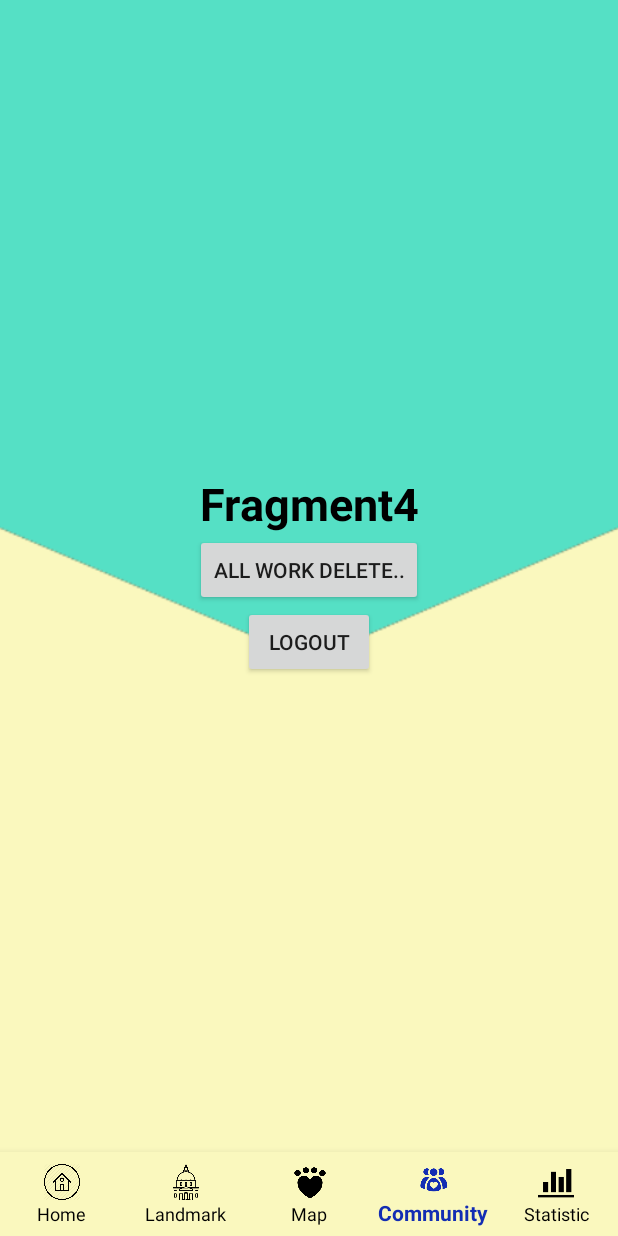
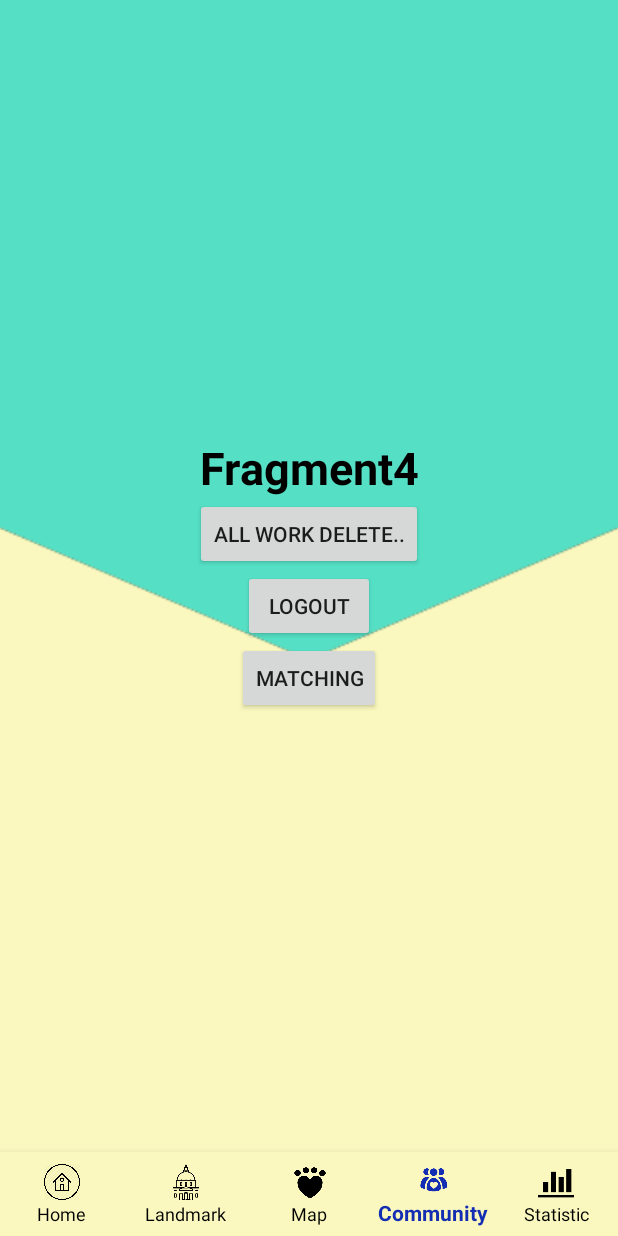
Before and after one commit to goo-gy/lovidence, an Android app: the MainActivity screen opened directly, with no data from a screen before it, item 4 of the bottom bar chosen, on a phone screen of 412 x 824 dp. Run offline under Robolectric (Android 15) with nearby library versions, the phone set to English and light mode, and no system bars; libraries missing offline, so code that uses them is left out: com.github.mikephil.charting, net.daum.mf.

Commit message:
매칭 register에서 하도록 추가, fragment4에서도 매칭할수있음. 등록시 바로 로그인되도록.

```diff
--- a/lovidence/app/src/main/java/com/example/lovidence/fragments/Menu4Fragment.java
+++ b/lovidence/app/src/main/java/com/example/lovidence/fragments/Menu4Fragment.java
@@ -27,17 +27,21 @@ import java.util.Calendar;
 
 public class Menu4Fragment extends Fragment {
     ViewGroup viewGroup;
+    Context menu4_context;
     Button button1;
     Button logoutBtn;
+    Button mathingBtn;
     WorkManager workManager;
 
 
     @Nullable
     @Override
     public View onCreateView(@NonNull LayoutInflater inflater, @Nullable ViewGroup container, @Nullable Bundle savedInstanceState) {
+        menu4_context = getActivity();
         viewGroup = (ViewGroup) inflater.inflate(R.layout.fragment_menu4, container, false);
         button1 = (Button)viewGroup.findViewById(R.id.btn1);
         logoutBtn = (Button)viewGroup.findViewById(R.id.logout);
+        mathingBtn = (Button)viewGroup.findViewById(R.id.mtBtn);
         //예약된 work 모두삭제
         button1.setOnClickListener(new View.OnClickListener() {
             @Override
@@ -66,6 +70,14 @@ public class Menu4Fragment extends Fragment {
                 getActivity().finish();
             }
         });
+        mathingBtn.setOnClickListener(new View.OnClickListener() {
+            @Override
+            public void onClick(View view) {
+                Intent intent = new Intent(menu4_context, Matching.class);
+                startActivity(intent);
+                getActivity().finish();
+            }
+        });
         return viewGroup;
     }
 }
--- a/lovidence/app/src/main/java/com/example/lovidence/ui/login/LoginActivity.java
+++ b/lovidence/app/src/main/java/com/example/lovidence/ui/login/LoginActivity.java
@@ -147,9 +147,10 @@ public class LoginActivity extends AppCompatActivity {
         String welcome = getString(R.string.welcome) + model.getDisplayName();
         // TODO : initiate successful logged in experience(로그인시 수행할 코드)
         Intent intent = new Intent(LoginActivity.this, MainActivity.class);
+        finish();
         startActivity(intent);
         Toast.makeText(getApplicationContext(), welcome, Toast.LENGTH_LONG).show();
-        finish();
+
     }
 
 
--- a/lovidence/app/src/main/res/layout/fragment_menu4.xml
+++ b/lovidence/app/src/main/res/layout/fragment_menu4.xml
@@ -23,4 +23,10 @@
         android:id="@+id/logout"
         android:text="logOut"
         />
+    <Button android:layout_height="wrap_content"
+        android:layout_width="wrap_content"
+        android:layout_gravity="center"
+        android:id="@+id/mtBtn"
+        android:text="Matching"
+        />
 </LinearLayout>
```
Also changed, not shown: lovidence/app/src/main/java/com/example/lovidence/MainActivity.java (+2 -5 lines), lovidence/app/src/main/java/com/example/lovidence/Matching.java (+9 -6 lines), lovidence/app/src/main/java/com/example/lovidence/ui/login/registerActivity.java (+34 -4 lines).
